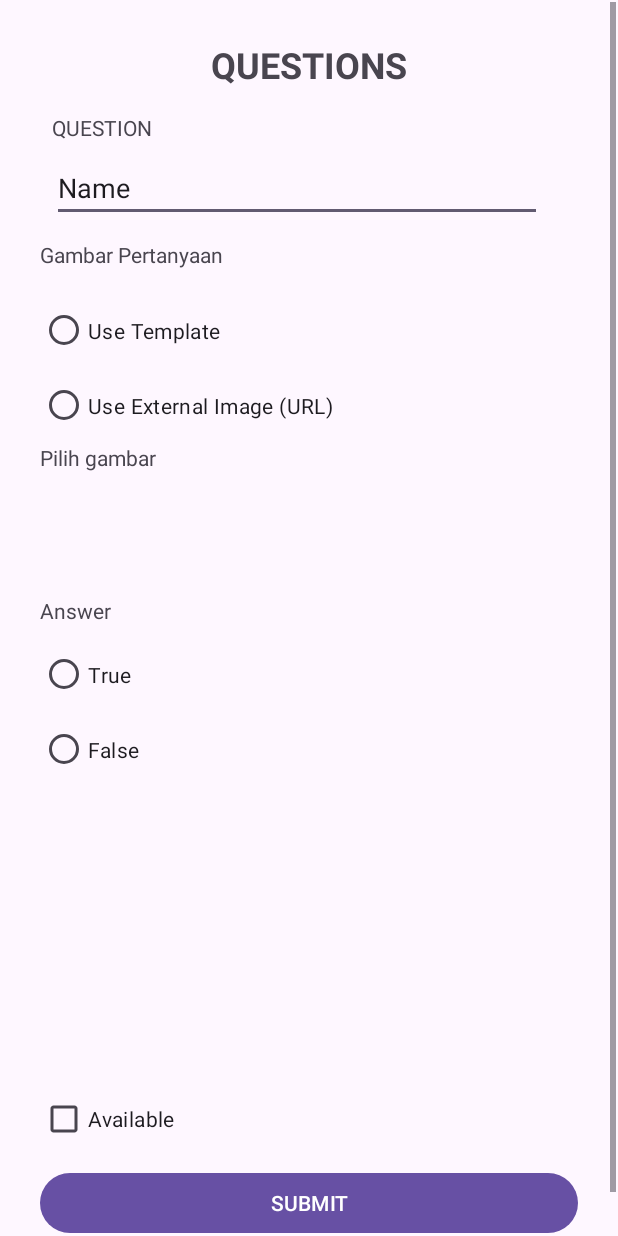
After one commit to Hayeis/NMPSpongebobQuiz, an Android app: the NewQuestionActivity screen opened directly, with no data from a screen before it, on a phone screen of 412 x 824 dp. The commit adds this screen. Run offline under Robolectric (Android 15) with nearby library versions, the phone set to English and light mode, and no system bars.

Commit message:
Batch 1 New Question

```diff
--- /dev/null
+++ b/app/src/main/java/com/alfons/nmpspongebobquiz/NewQuestionActivity.kt
@@ -0,0 +1,19 @@
+package com.alfons.nmpspongebobquiz
+
+import android.os.Bundle
+import androidx.activity.enableEdgeToEdge
+import androidx.appcompat.app.AppCompatActivity
+import androidx.core.view.ViewCompat
+import androidx.core.view.WindowInsetsCompat
+import com.alfons.nmpspongebobquiz.databinding.ActivityNewQuestionBinding
+
+class NewQuestionActivity : AppCompatActivity() {
+    private lateinit var binding: ActivityNewQuestionBinding
+    override fun onCreate(savedInstanceState: Bundle?) {
+        super.onCreate(savedInstanceState)
+        binding = ActivityNewQuestionBinding.inflate(layoutInflater)
+        setContentView(binding.root)
+
+
+        }
+    }
--- a/app/src/main/java/com/alfons/nmpspongebobquiz/QuestionListActivity.kt
+++ b/app/src/main/java/com/alfons/nmpspongebobquiz/QuestionListActivity.kt
@@ -7,6 +7,7 @@ import androidx.core.view.ViewCompat
 import androidx.core.view.WindowInsetsCompat
 import androidx.recyclerview.widget.LinearLayoutManager
 import com.alfons.nmpspongebobquiz.databinding.ActivityQuestionListBinding
+import android.content.Intent
 
 class QuestionListActivity : AppCompatActivity() {
     private lateinit var binding: ActivityQuestionListBinding
@@ -19,5 +20,9 @@ class QuestionListActivity : AppCompatActivity() {
         binding.recQuestion.setHasFixedSize(true)
         binding.recQuestion.adapter = QuestionAdapter()
 
+        binding.fabAdd.setOnClickListener {
+            val intent = Intent(this, NewQuestionActivity::class.java)
+                startActivity(intent)
+        }
     }
 }
--- /dev/null
+++ b/app/src/main/res/drawable/outline_add_24.xml
@@ -0,0 +1,5 @@
+<vector xmlns:android="http://schemas.android.com/apk/res/android" android:height="24dp" android:tint="#000000" android:viewportHeight="960" android:viewportWidth="960" android:width="24dp">
+
+    <path android:fillColor="@android:color/white" android:pathData="M440,520L200,520L200,440L440,440L440,200L520,200L520,440L760,440L760,520L520,520L520,760L440,760L440,520Z"/>
+
+</vector>
--- /dev/null
+++ b/app/src/main/res/layout/activity_new_question.xml
@@ -0,0 +1,206 @@
+<?xml version="1.0" encoding="utf-8"?>
+<androidx.constraintlayout.widget.ConstraintLayout xmlns:android="http://schemas.android.com/apk/res/android"
+    xmlns:app="http://schemas.android.com/apk/res-auto"
+    xmlns:tools="http://schemas.android.com/tools"
+    android:id="@+id/main"
+    android:layout_width="match_parent"
+    android:layout_height="match_parent"
+    tools:context=".NewQuestionActivity">
+
+    <ScrollView
+        android:id="@+id/scrollView"
+        android:layout_width="0dp"
+        android:layout_height="0dp"
+        android:layout_marginStart="1dp"
+        android:layout_marginTop="1dp"
+        android:layout_marginEnd="1dp"
+        android:layout_marginBottom="1dp"
+        app:layout_constraintBottom_toBottomOf="parent"
+        app:layout_constraintEnd_toEndOf="parent"
+        app:layout_constraintHorizontal_bias="0.0"
+        app:layout_constraintStart_toStartOf="parent"
+        app:layout_constraintTop_toTopOf="parent"
+        app:layout_constraintVertical_bias="1.0">
+
+        <androidx.constraintlayout.widget.ConstraintLayout
+            android:layout_width="match_parent"
+            android:layout_height="match_parent"
+            android:minHeight="850dp"
+            android:padding="25dp"
+            android:paddingTop="20dp"
+            app:layout_constraintBottom_toTopOf="@+id/textView9"
+            app:layout_constraintTop_toTopOf="@+id/textView9">
+
+            <RadioGroup
+                android:id="@+id/radioGroup"
+                android:layout_width="0dp"
+                android:layout_height="100dp"
+                android:layout_marginTop="16dp"
+                app:layout_constraintBottom_toTopOf="@+id/textView8"
+                app:layout_constraintEnd_toEndOf="parent"
+                app:layout_constraintHorizontal_bias="0.0"
+                app:layout_constraintStart_toStartOf="parent"
+                app:layout_constraintTop_toBottomOf="@+id/textView7"
+                app:layout_constraintVertical_bias="0.0">
+
+                <RadioButton
+                    android:id="@+id/btnTemplate"
+                    android:layout_width="match_parent"
+                    android:layout_height="50dp"
+                    android:text="Use Template" />
+
+                <RadioButton
+                    android:id="@+id/btnURL"
+                    android:layout_width="match_parent"
+                    android:layout_height="50dp"
+                    android:text="Use External Image (URL)" />
+
+                <Spinner
+                    android:id="@+id/spinnerImage"
+                    android:layout_width="0dp"
+                    android:layout_height="48dp"
+                    android:layout_marginTop="36dp" />
+            </RadioGroup>
+
+            <TextView
+                android:id="@+id/judul"
+                android:layout_width="wrap_content"
+                android:layout_height="wrap_content"
+                android:text="QUESTIONS"
+                android:textSize="24sp"
+                android:textStyle="bold"
+                app:layout_constraintEnd_toEndOf="parent"
+                app:layout_constraintStart_toStartOf="parent"
+                app:layout_constraintTop_toTopOf="parent" />
+
+            <TextView
+                android:id="@+id/textView6"
+                android:layout_width="wrap_content"
+                android:layout_height="wrap_content"
+                android:layout_marginStart="8dp"
+                android:layout_marginTop="16dp"
+                android:layout_marginEnd="32dp"
+                android:text="QUESTION"
+                android:visibility="visible"
+                app:layout_constraintEnd_toEndOf="parent"
+                app:layout_constraintHorizontal_bias="0.0"
+                app:layout_constraintStart_toStartOf="parent"
+                app:layout_constraintTop_toBottomOf="@+id/judul" />
+
+            <EditText
+                android:id="@+id/txtNewQuestion"
+                android:layout_width="0dp"
+                android:layout_height="wrap_content"
+                android:layout_marginStart="8dp"
+                android:layout_marginTop="8dp"
+                android:layout_marginEnd="24dp"
+                android:ems="10"
+                android:inputType="text"
+                android:text="Name"
+                app:layout_constraintEnd_toEndOf="parent"
+                app:layout_constraintHorizontal_bias="0.0"
+                app:layout_constraintStart_toStartOf="parent"
+                app:layout_constraintTop_toBottomOf="@+id/textView6" />
+
+            <TextView
+                android:id="@+id/textView7"
+                android:layout_width="wrap_content"
+                android:layout_height="wrap_content"
+                android:text="Gambar Pertanyaan"
+                app:layout_constraintBottom_toBottomOf="parent"
+                app:layout_constraintEnd_toEndOf="parent"
+                app:layout_constraintHorizontal_bias="0.0"
+                app:layout_constraintStart_toStartOf="parent"
+                app:layout_constraintTop_toBottomOf="@+id/txtNewQuestion"
+                app:layout_constraintVertical_bias="0.018" />
+
+            <TextView
+                android:id="@+id/textView9"
+                android:layout_width="wrap_content"
+                android:layout_height="wrap_content"
+                android:text="Pilih gambar"
+                app:layout_constraintBottom_toTopOf="@+id/spinnerImage"
+                app:layout_constraintEnd_toEndOf="parent"
+                app:layout_constraintHorizontal_bias="0.0"
+                app:layout_constraintStart_toStartOf="parent"
+                app:layout_constraintTop_toBottomOf="@+id/radioGroup"
+                app:layout_constraintVertical_bias="0.424" />
+
+            <TextView
+                android:id="@+id/textView8"
+                android:layout_width="wrap_content"
+                android:layout_height="wrap_content"
+                android:text="Answer"
+                app:layout_constraintBottom_toBottomOf="parent"
+                app:layout_constraintEnd_toEndOf="parent"
+                app:layout_constraintHorizontal_bias="0.0"
+                app:layout_constraintStart_toStartOf="parent"
+                app:layout_constraintTop_toTopOf="parent"
+                app:layout_constraintVertical_bias="0.475" />
+
+            <CheckBox
+                android:id="@+id/checkAvailable"
+                android:layout_width="0dp"
+                android:layout_height="wrap_content"
+                android:layout_marginTop="8dp"
+                android:layout_marginBottom="56dp"
+                android:text="Available"
+                app:layout_constraintBottom_toBottomOf="parent"
+                app:layout_constraintEnd_toEndOf="parent"
+                app:layout_constraintHorizontal_bias="0.0"
+                app:layout_constraintStart_toStartOf="parent"
+                app:layout_constraintTop_toBottomOf="@+id/radioGroup2"
+                app:layout_constraintVertical_bias="1.0" />
+
+            <Button
+                android:id="@+id/btnSave"
+                android:layout_width="0dp"
+                android:layout_height="wrap_content"
+                android:layout_marginTop="4dp"
+                android:text="SUBMIT"
+                app:layout_constraintBottom_toBottomOf="parent"
+                app:layout_constraintEnd_toEndOf="parent"
+                app:layout_constraintHorizontal_bias="1.0"
+                app:layout_constraintStart_toStartOf="parent"
+                app:layout_constraintTop_toBottomOf="@+id/checkAvailable"
+                app:layout_constraintVertical_bias="1.0" />
+
+            <ImageView
+                android:id="@+id/imgPreview"
+                android:layout_width="0dp"
+                android:layout_height="wrap_content"
+                android:layout_marginBottom="4dp"
+                android:scaleType="centerCrop"
+                app:layout_constraintBottom_toTopOf="@+id/checkAvailable"
+                app:layout_constraintEnd_toEndOf="parent"
+                app:layout_constraintStart_toStartOf="parent"
+                app:layout_constraintTop_toBottomOf="@+id/radioGroup2"
+                tools:srcCompat="@tools:sample/avatars" />
+
+            <RadioGroup
+                android:id="@+id/radioGroup2"
+                android:layout_width="0dp"
+                android:layout_height="100dp"
+                app:layout_constraintBottom_toBottomOf="parent"
+                app:layout_constraintEnd_toEndOf="parent"
+                app:layout_constraintHorizontal_bias="1.0"
+                app:layout_constraintStart_toStartOf="parent"
+                app:layout_constraintTop_toBottomOf="@+id/textView8"
+                app:layout_constraintVertical_bias="0.026">
+
+                <RadioButton
+                    android:id="@+id/btnTrueNQ"
+                    android:layout_width="match_parent"
+                    android:layout_height="50dp"
+                    android:text="True" />
+
+                <RadioButton
+                    android:id="@+id/btnTrue"
+                    android:layout_width="match_parent"
+                    android:layout_height="50dp"
+                    android:text="False" />
+            </RadioGroup>
+
+        </androidx.constraintlayout.widget.ConstraintLayout>
+    </ScrollView>
+</androidx.constraintlayout.widget.ConstraintLayout>
--- a/app/src/main/res/layout/activity_question_list.xml
+++ b/app/src/main/res/layout/activity_question_list.xml
@@ -15,4 +15,17 @@
         app:layout_constraintEnd_toEndOf="parent"
         app:layout_constraintStart_toStartOf="parent"
         app:layout_constraintTop_toTopOf="parent" />
+
+    <com.google.android.material.floatingactionbutton.FloatingActionButton
+        android:id="@+id/fabAdd"
+        android:layout_width="wrap_content"
+        android:layout_height="wrap_content"
+        android:clickable="true"
+        app:layout_constraintBottom_toBottomOf="parent"
+        app:layout_constraintEnd_toEndOf="parent"
+        app:layout_constraintHorizontal_bias="0.907"
+        app:layout_constraintStart_toStartOf="parent"
+        app:layout_constraintTop_toTopOf="parent"
+        app:layout_constraintVertical_bias="0.957"
+        app:srcCompat="@drawable/outline_add_24" />
 </androidx.constraintlayout.widget.ConstraintLayout>
```
Also changed, not shown: app/src/main/AndroidManifest.xml (+9 -8 lines).
